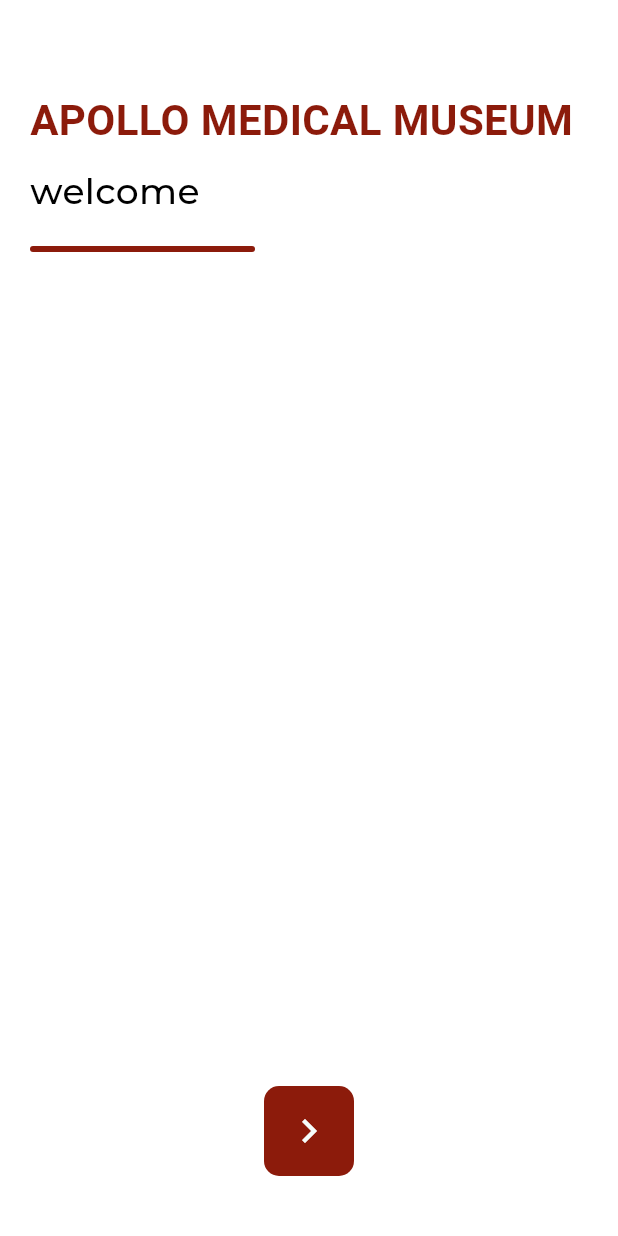
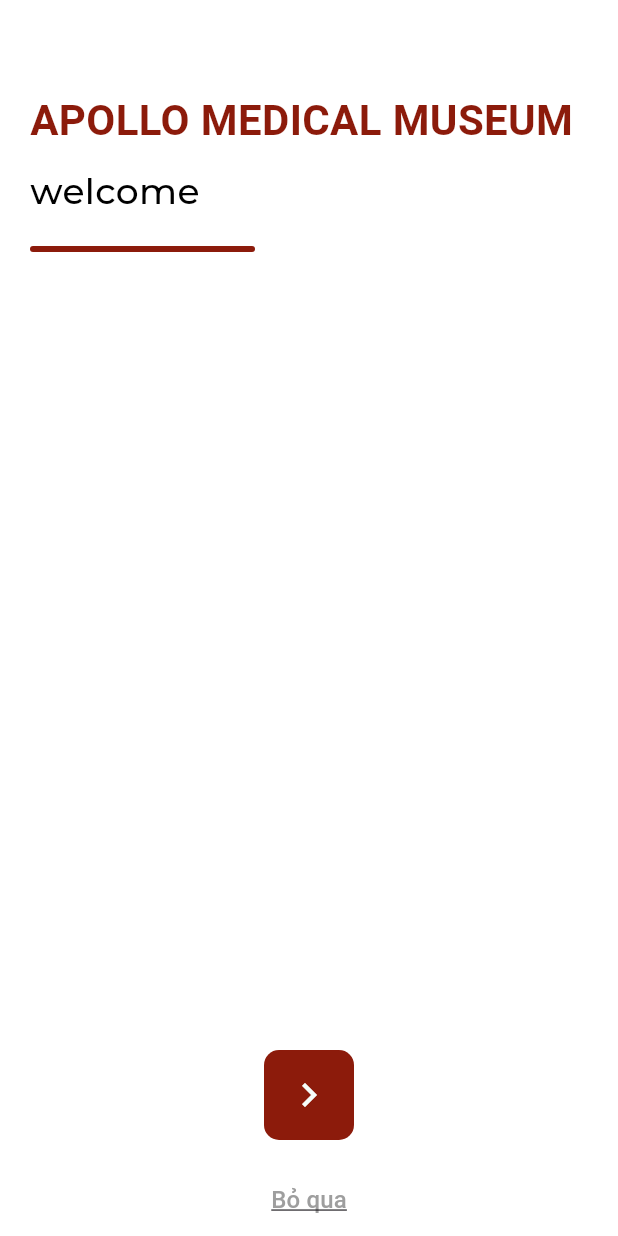
Before and after one commit to truongchinh31001a/app, a Flutter app: the screen it shows after launch, on a phone screen of 412 x 824 dp. Run offline on Flutter 3.47's test engine with Material 3 defaults, Android fonts, the phone set to English and light mode, and no system bars; our stand-ins replace audioplayers, flutter_local_notifications, google_fonts, lottie, shared_preferences, video_player; missing offline and left inert: mobile_scanner.

Commit message:
add skip

```diff
--- a/lib/screens/detail_artifact_screen.dart
+++ b/lib/screens/detail_artifact_screen.dart
@@ -114,7 +114,7 @@ class _ArtifactDetailScreenState extends State<ArtifactDetailScreen> {
               // TOP: Video hoặc Hình ảnh
               if (videoUrl.isNotEmpty)
                 VideoWidget(
-                  videoUrl: 'http://192.168.1.88:3000$videoUrl',
+                  videoUrl: 'http://192.168.1.44:3000$videoUrl',
                   sourceId: artifact.artifactId,
                   sourceType: 'artifact',
                 )
@@ -151,7 +151,7 @@ class _ArtifactDetailScreenState extends State<ArtifactDetailScreen> {
                 margin: const EdgeInsets.symmetric(horizontal: 16.0),
                 height: 180,
                 child: AudioWidget(
-                  audioUrl: 'http://192.168.1.88:3000$audioUrl',
+                  audioUrl: 'http://192.168.1.44:3000$audioUrl',
                   id: artifact.artifactId,
                   type: 'artifact',
                 ),
@@ -165,7 +165,7 @@ class _ArtifactDetailScreenState extends State<ArtifactDetailScreen> {
   /// Hiển thị hình ảnh khi không có Video
   Widget _buildTopImage(String imageUrl) {
     return Image.network(
-      'http://192.168.1.88:3000$imageUrl',
+      'http://192.168.1.44:3000$imageUrl',
       fit: BoxFit.cover,
       width: double.infinity,
       height: 200,
--- a/lib/screens/history_screen.dart
+++ b/lib/screens/history_screen.dart
@@ -133,7 +133,7 @@ class _HistoryScreenState extends State<HistoryScreen> {
                         return ListTile(
                           leading: artifact['image_url'] != null
                               ? Image.network(
-                                  'http://192.168.1.88:3000${artifact['image_url']}',
+                                  'http://192.168.1.44:3000${artifact['image_url']}',
                                   width: 50,
                                   height: 50,
                                   fit: BoxFit.cover,
--- a/lib/screens/lock_screen.dart
+++ b/lib/screens/lock_screen.dart
@@ -170,7 +170,8 @@ class _LockScreenState extends State<LockScreen> {
       body: Stack(
         children: [
           // Trạng thái "Idle" luôn hiện giao diện chính
-          if (_state == LockScreenState.idle || _state == LockScreenState.processing)
+          if (_state == LockScreenState.idle ||
+              _state == LockScreenState.processing)
             Padding(
               padding: const EdgeInsets.symmetric(horizontal: 20.0),
               child: Column(
@@ -207,7 +208,10 @@ class _LockScreenState extends State<LockScreen> {
                   ),
                   const Spacer(),
                   Center(
-                    child: GestureDetector(
+                    child: Column(
+                      mainAxisSize: MainAxisSize.min,
+                      children: [
+                        GestureDetector(
                           onTap: () {
                             showModalBottomSheet(
                               context: context,
@@ -221,7 +225,7 @@ class _LockScreenState extends State<LockScreen> {
                           child: Container(
                             width: 60,
                             height: 60,
-                        margin: const EdgeInsets.only(bottom: 40.0),
+                            margin: const EdgeInsets.only(bottom: 16.0),
                             decoration: BoxDecoration(
                               color: const Color(0xFF8C1B0B),
                               borderRadius: BorderRadius.circular(10),
@@ -232,6 +236,21 @@ class _LockScreenState extends State<LockScreen> {
                               size: 32,
                             ),
                           ),
+                        ),
+                        TextButton(
+                          onPressed: () {
+                            Navigator.pushReplacementNamed(context, '/main');
+                          },
+                          child: const Text(
+                            'Bỏ qua',
+                            style: TextStyle(
+                              fontSize: 16,
+                              color: Colors.grey,
+                              decoration: TextDecoration.underline,
+                            ),
+                          ),
+                        ),
+                      ],
                     ),
                   ),
                 ],
--- a/lib/screens/map_screen.dart
+++ b/lib/screens/map_screen.dart
@@ -38,7 +38,7 @@ class _MapScreenState extends State<MapScreen> {
       final highlights = await mapService.fetchHighlightPoints();
 
       final mapData = maps.firstWhere((map) => map['map_id'] == 1);
-      final imageUrl = 'http://192.168.1.88:3000${mapData['map_image']}';
+      final imageUrl = 'http://192.168.1.44:3000${mapData['map_image']}';
 
       if (mounted) {
         setState(() {
@@ -294,7 +294,7 @@ class __ArtifactListBottomSheetState extends State<_ArtifactListBottomSheet> {
                               child: ListTile(
                                 leading: artifact['image_url'] != null
                                     ? Image.network(
-                                        'http://192.168.1.88:3000${artifact['image_url']}',
+                                        'http://192.168.1.44:3000${artifact['image_url']}',
                                         width: 50,
                                         height: 50,
                                         fit: BoxFit.cover,
--- a/lib/screens/story_screen.dart
+++ b/lib/screens/story_screen.dart
@@ -178,7 +178,7 @@ class _StoryScreenState extends State<StoryScreen>
                           ),
                           leading: story.imageUrl.isNotEmpty
                               ? Image.network(
-                                  'http://192.168.1.88:3000${story.imageUrl}',
+                                  'http://192.168.1.44:3000${story.imageUrl}',
                                   width: 50,
                                   height: 50,
                                   fit: BoxFit.cover,
--- a/lib/services/artifact_log_service.dart
+++ b/lib/services/artifact_log_service.dart
@@ -2,7 +2,7 @@ import 'dart:convert';
 import 'package:http/http.dart' as http;
 
 class ArtifactLogService {
-  final String baseUrl = 'http://192.168.1.88:3000/api/app';
+  final String baseUrl = 'http://192.168.1.44:3000/api/app';
 
   /// Lưu Artifact Scan Log
   Future<void> logArtifactScan({
--- a/lib/services/artifact_service.dart
+++ b/lib/services/artifact_service.dart
@@ -3,7 +3,7 @@ import 'package:http/http.dart' as http;
 import '../models/artifact.dart';
 
 class ArtifactService {
-  final String baseUrl = 'http://192.168.1.88:3000/api/app';
+  final String baseUrl = 'http://192.168.1.44:3000/api/app';
 
   /// Lấy Artifact theo QR Code
   Future<Artifact?> fetchArtifactByQRCode(String qrCode) async {
--- a/lib/services/map_service.dart
+++ b/lib/services/map_service.dart
@@ -3,8 +3,8 @@ import 'package:http/http.dart' as http;
 
 class MapService {
   final String highlightPointsApiUrl =
-      'http://192.168.1.88:3000/api/app/exhibit';
-  final String mapsApiUrl = 'http://192.168.1.88:3000/api/app/map';
+      'http://192.168.1.44:3000/api/app/exhibit';
+  final String mapsApiUrl = 'http://192.168.1.44:3000/api/app/map';
 
   /// Lấy các điểm nổi bật
   Future<List<Map<String, dynamic>>> fetchHighlightPoints() async {
@@ -31,7 +31,7 @@ class MapService {
   /// Lấy thông tin chi tiết của một khu vực theo `areaId`
   Future<List<dynamic>> fetchAreaDetails(int areaId) async {
     final response = await http
-        .get(Uri.parse('http://192.168.1.88:3000/api/app/artifacts/$areaId'));
+        .get(Uri.parse('http://192.168.1.44:3000/api/app/artifacts/$areaId'));
     if (response.statusCode == 200) {
       final decodedBody = utf8.decode(response.bodyBytes);
       return json.decode(decodedBody);
--- a/lib/services/qr_ticket_service.dart
+++ b/lib/services/qr_ticket_service.dart
@@ -2,7 +2,7 @@ import 'dart:convert';
 import 'package:http/http.dart' as http;
 
 class QRTicketService {
-  static const String baseUrl = 'http://192.168.1.88:3000/api/system/tickets';
+  static const String baseUrl = 'http://192.168.1.44:3000/api/system/tickets';
 
   // Gọi API để quét vé
   static Future<Map<String, dynamic>> scanTicket(String qrCode) async {
--- a/lib/services/story_service.dart
+++ b/lib/services/story_service.dart
@@ -2,7 +2,7 @@ import 'dart:convert';
 import 'package:http/http.dart' as http;
 
 class StoryService {
-  final String baseUrl = 'http://192.168.1.88:3000';
+  final String baseUrl = 'http://192.168.1.44:3000';
 
   // Hàm call API để lấy danh sách stories
   Future<List<dynamic>> fetchStories() async {
```
Also changed, not shown: lib/screens/detail_story_screen.dart (+4 -4 lines), pubspec.lock. Lines whose indentation alone changed are shown as unchanged.
